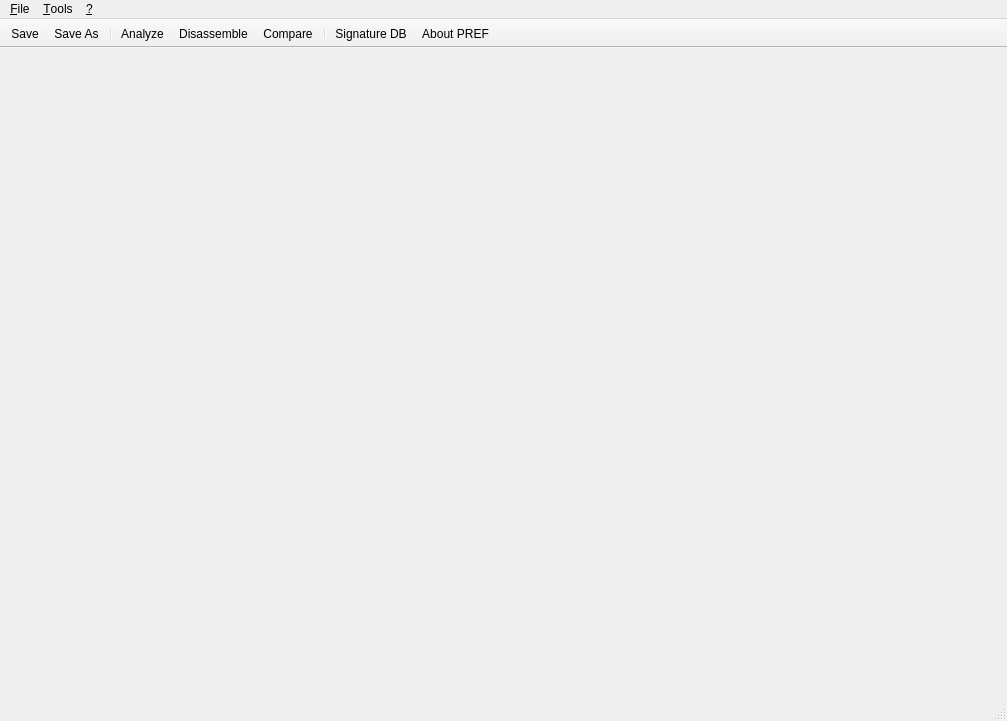
This is mainwindow.ui in PREF/PREF as Qt 5 draws it before an edit. The edited form follows.
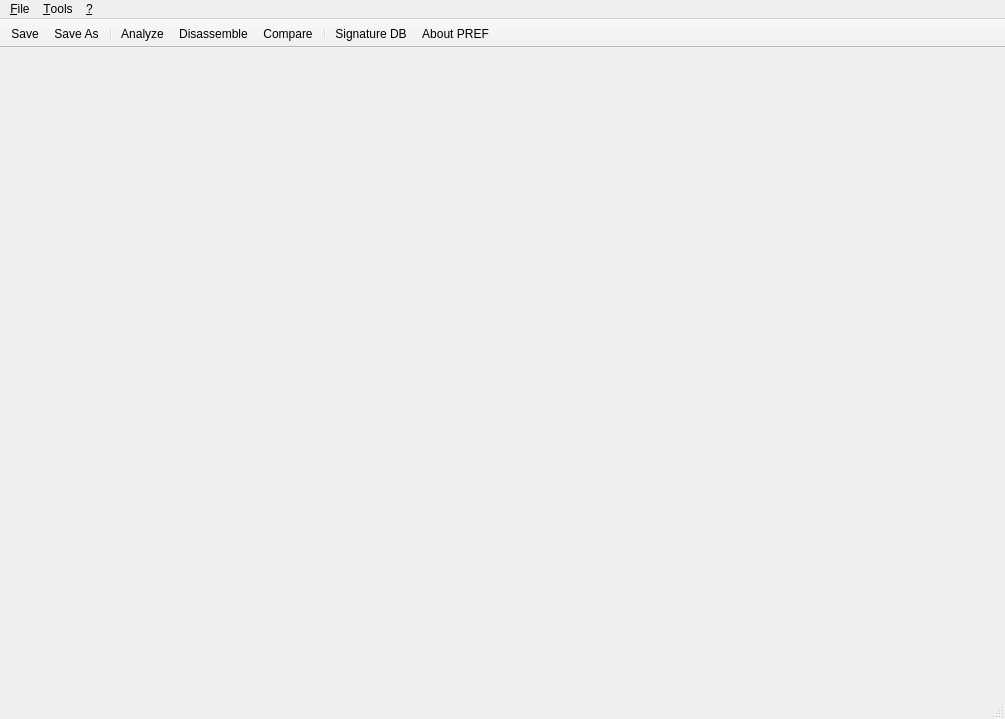
This is the edited form. Icons and pictures are not drawn.

The edit to the form file:
```diff
--- a/mainwindow.ui
+++ b/mainwindow.ui
@@ -6,8 +6,8 @@
    <rect>
     <x>0</x>
     <y>0</y>
-    <width>1007</width>
-    <height>721</height>
+    <width>1005</width>
+    <height>719</height>
    </rect>
   </property>
   <property name="windowTitle">
@@ -41,7 +41,7 @@
     <rect>
      <x>0</x>
      <y>0</y>
-     <width>1007</width>
+     <width>1005</width>
      <height>22</height>
     </rect>
    </property>
```
Left out of the diff: 2 changed lines with no effect on the pictures.
